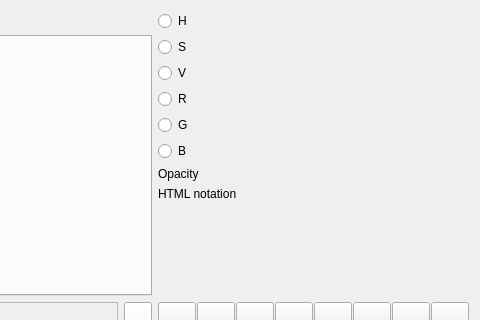
Old version of the form src/ui/qgscolordialog.ui in the repository carsmie/QGIS; both pictures show x 140 to 620 and y 0 to 320 of the 620 by 402 pixel window.
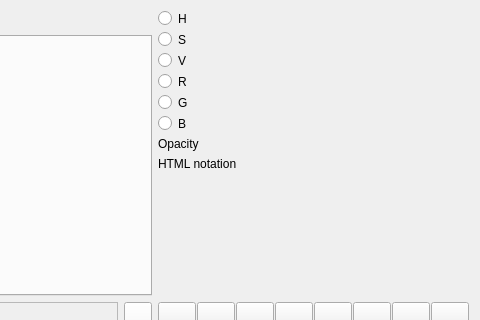
New version of the form. Icons and pictures are not drawn. Custom widgets are drawn as their Qt base class.

Commit message: Disable radio buttons in color dialog if not using first tab

```diff
--- a/src/ui/qgscolordialog.ui
+++ b/src/ui/qgscolordialog.ui
@@ -25,10 +25,17 @@
      <item row="0" column="1">
       <layout class="QVBoxLayout" name="verticalLayout">
        <item>
-        <layout class="QHBoxLayout" name="horizontalLayout_4">
+        <layout class="QHBoxLayout" name="horizontalLayout_4" stretch="0,0,1">
          <item>
           <widget class="QRadioButton" name="mHueRadio">
            <property name="text">
+            <string/>
+           </property>
+          </widget>
+         </item>
+         <item>
+          <widget class="QLabel" name="label_5">
+           <property name="text">
             <string>H</string>
            </property>
           </widget>
@@ -39,10 +46,17 @@
         </layout>
        </item>
        <item>
-        <layout class="QHBoxLayout" name="horizontalLayout_5">
+        <layout class="QHBoxLayout" name="horizontalLayout_5" stretch="0,0,1">
          <item>
           <widget class="QRadioButton" name="mSaturationRadio">
            <property name="text">
+            <string/>
+           </property>
+          </widget>
+         </item>
+         <item>
+          <widget class="QLabel" name="label_6">
+           <property name="text">
             <string>S</string>
            </property>
           </widget>
@@ -53,10 +67,17 @@
         </layout>
        </item>
        <item>
-        <layout class="QHBoxLayout" name="horizontalLayout_6">
+        <layout class="QHBoxLayout" name="horizontalLayout_6" stretch="0,0,1">
          <item>
           <widget class="QRadioButton" name="mValueRadio">
            <property name="text">
+            <string/>
+           </property>
+          </widget>
+         </item>
+         <item>
+          <widget class="QLabel" name="label_7">
+           <property name="text">
             <string>V</string>
            </property>
           </widget>
@@ -67,10 +88,17 @@
         </layout>
        </item>
        <item>
-        <layout class="QHBoxLayout" name="horizontalLayout">
+        <layout class="QHBoxLayout" name="horizontalLayout" stretch="0,0,1">
          <item>
           <widget class="QRadioButton" name="mRedRadio">
            <property name="text">
+            <string/>
+           </property>
+          </widget>
+         </item>
+         <item>
+          <widget class="QLabel" name="label_8">
+           <property name="text">
             <string>R</string>
            </property>
           </widget>
@@ -81,10 +109,17 @@
         </layout>
        </item>
        <item>
-        <layout class="QHBoxLayout" name="horizontalLayout_2">
+        <layout class="QHBoxLayout" name="horizontalLayout_2" stretch="0,0,1">
          <item>
           <widget class="QRadioButton" name="mGreenRadio">
            <property name="text">
+            <string/>
+           </property>
+          </widget>
+         </item>
+         <item>
+          <widget class="QLabel" name="label_9">
+           <property name="text">
             <string>G</string>
            </property>
           </widget>
@@ -95,9 +130,16 @@
         </layout>
        </item>
        <item>
-        <layout class="QHBoxLayout" name="horizontalLayout_3">
+        <layout class="QHBoxLayout" name="horizontalLayout_3" stretch="0,0,1">
          <item>
           <widget class="QRadioButton" name="mBlueRadio">
+           <property name="text">
+            <string/>
+           </property>
+          </widget>
+         </item>
+         <item>
+          <widget class="QLabel" name="label_10">
            <property name="text">
             <string>B</string>
            </property>
```
The commit also changes 2 other files.
